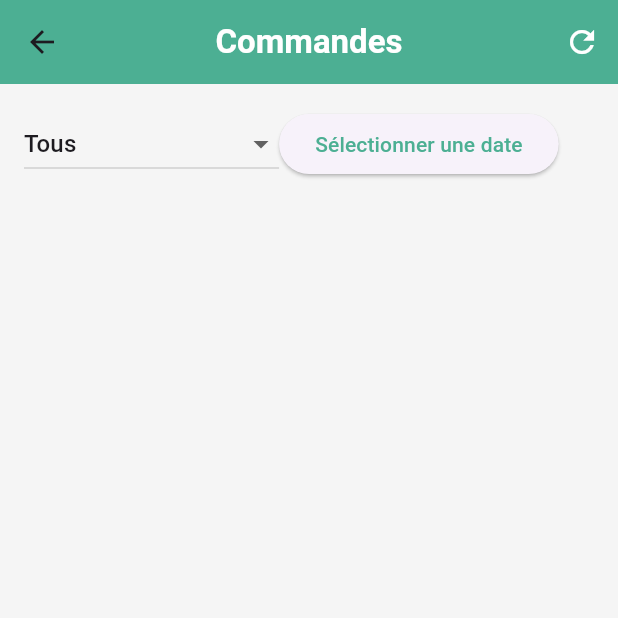
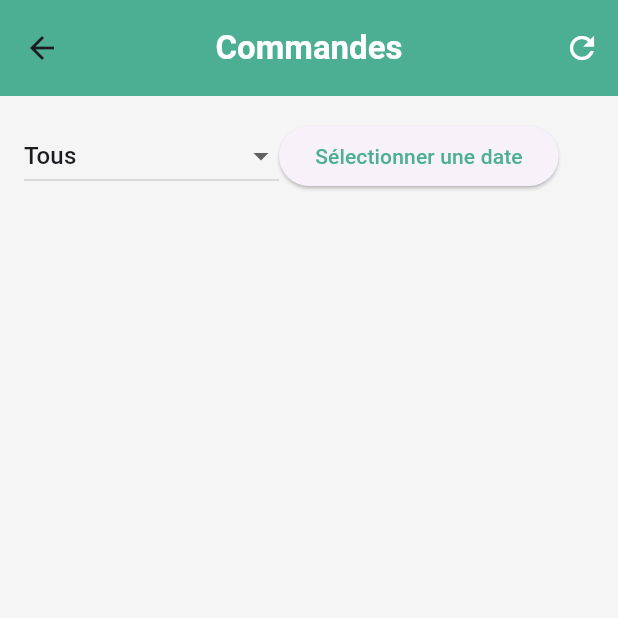
Before and after one commit to Louiscarlos2508/RechercheLivraisonMedicament, a Flutter app: the OrdersPage screen opened directly, on a phone screen of 412 x 824 dp, the top half of it. Run offline on Flutter 3.47's test engine with Material 3 defaults, Android fonts, the phone set to English and light mode, and no system bars; our stand-ins replace cloud_firestore, convex_bottom_bar, firebase_auth, firebase_core, firebase_storage, image_picker and 1 more; accounts and stored records are empty.

Commit message:
debut acceuil client

```diff
--- a/lib/features/patient/orders/new_request_page.dart
+++ b/lib/features/patient/orders/new_request_page.dart
@@ -259,7 +259,7 @@ class _NewRequestPageState extends State<NewRequestPage> {
       appBar: AppBar(
         title: Text(
           "Demander un médicament",
-          style: TextStyle(color: AppColors.surfacecolor, fontSize: 20),
+          style: TextStyle(color: AppColors.surfacecolor, fontSize: 20, fontWeight: FontWeight.bold),
         ),
         centerTitle: true,
         toolbarHeight: 64,
--- a/lib/features/patient/orders/orders_page.dart
+++ b/lib/features/patient/orders/orders_page.dart
@@ -136,6 +136,7 @@ class _OrdersPageState extends State<OrdersPage> {
         backgroundColor: AppColors.primarycolor,
         title: Text('Commandes', style: TextStyle(fontWeight: FontWeight.bold, color: AppColors.surfacecolor)),
         centerTitle: true,
+        toolbarHeight: 64,
         actions: [
           IconButton(
             icon: Icon(Icons.refresh,color: AppColors.surfacecolor,),
@@ -157,7 +158,7 @@ class _OrdersPageState extends State<OrdersPage> {
                   // Filtre par statut
                   DropdownButton<String>(
                     value: _selectedStatus,
-                    items: ['Tous', 'en attente', 'accepte', 'paiement en attente']
+                    items: ['Tous', 'en attente', 'acceptée', 'paiement en attente', 'refusée']
                         .map((status) => DropdownMenuItem(value: status, child: Text(status)))
                         .toList(),
                     onChanged: (value) {
```
Also changed, not shown: 4 other files.
